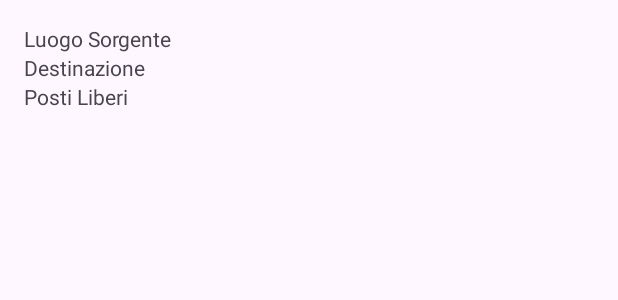
After one commit to GiovanniTorrisi28/AppCarSharing, an Android app: the layout item_passaggio.xml on its own in the app's theme, with its tools: preview values and no code run, on a phone screen of 412 x 824 dp. The commit adds this screen. Shown: the top 300 px of the screen. Run offline under Robolectric (Android 15) with nearby library versions, the phone set to English and light mode, and no system bars.

Commit message:
aggiunto in test il recycler view

```diff
--- a/app/src/main/java/com/example/appcarsharing/MainActivity.java
+++ b/app/src/main/java/com/example/appcarsharing/MainActivity.java
@@ -18,7 +18,7 @@ public class MainActivity extends AppCompatActivity {
     HomeFragment homeFragment = new HomeFragment();
     SettingsFragment settingsFragment = new SettingsFragment();
     NotificationFragment notificationFragment = new NotificationFragment();
-
+    PofFragment pofFragment = new PofFragment();
     TestFragment testFragment = new TestFragment();
 
     @Override
@@ -52,6 +52,10 @@ public class MainActivity extends AppCompatActivity {
                     return true;
                 }
                 else if (item.getItemId() == R.id.pof){
+                    getSupportFragmentManager().beginTransaction().replace(R.id.container,pofFragment).commit();
+                    return true;
+                }
+                else if (item.getItemId() == R.id.test){
                     getSupportFragmentManager().beginTransaction().replace(R.id.container,testFragment).commit();
                     return true;
                 }
--- a/app/src/main/java/com/example/appcarsharing/PofFragment.java
+++ b/app/src/main/java/com/example/appcarsharing/PofFragment.java
@@ -27,7 +27,7 @@ public class PofFragment extends Fragment {
     public View onCreateView(LayoutInflater inflater, ViewGroup container,
                              Bundle savedInstanceState) {
         // Inflate the layout for this fragment
-        View rootView =  inflater.inflate(R.layout.fragment_test, container, false);
+        View rootView =  inflater.inflate(R.layout.fragment_pof, container, false);
         Configuration.getInstance().load(getContext(), PreferenceManager.getDefaultSharedPreferences(getContext()));
 
         // Collega la variabile mapView al layout
--- a/app/src/main/res/layout/fragment_pof.xml
+++ b/app/src/main/res/layout/fragment_pof.xml
@@ -11,4 +11,10 @@
         android:layout_height="match_parent"
         android:text="@string/hello_blank_fragment" />
 
+    <org.osmdroid.views.MapView
+        android:id="@+id/map_view"
+        android:layout_width="match_parent"
+        android:layout_height="match_parent" />
+
+
 </FrameLayout>
--- /dev/null
+++ b/app/src/main/res/layout/item_passaggio.xml
@@ -0,0 +1,30 @@
+<?xml version="1.0" encoding="utf-8"?>
+<!-- item_passaggio.xml -->
+<LinearLayout
+    xmlns:android="http://schemas.android.com/apk/res/android"
+    android:layout_width="match_parent"
+    android:layout_height="wrap_content"
+    android:orientation="vertical"
+    android:padding="16dp">
+
+    <TextView
+        android:id="@+id/sorgente_text_view"
+        android:layout_width="wrap_content"
+        android:layout_height="wrap_content"
+        android:text="Luogo Sorgente" />
+
+    <TextView
+        android:id="@+id/destinazione_text_view"
+        android:layout_width="wrap_content"
+        android:layout_height="wrap_content"
+        android:text="Destinazione" />
+
+    <TextView
+        android:id="@+id/posti_text_view"
+        android:layout_width="wrap_content"
+        android:layout_height="wrap_content"
+        android:text="Posti Liberi" />
+
+    <!-- Aggiungi altri TextView per altri dettagli del passaggio -->
+
+</LinearLayout>
```
Also changed, not shown: app/src/main/java/com/example/appcarsharing/Ride.java (+7 -0 lines), app/src/main/java/com/example/appcarsharing/RideAdapter.java (added, +58 -0 lines), app/src/main/java/com/example/appcarsharing/TestFragment.java (+19 -62 lines), app/src/main/res/layout/fragment_test.xml (+11 -13 lines).
